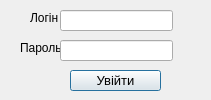
H1kki/Kursik, file loginwindow.ui: the form before one commit.
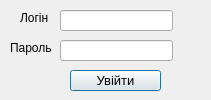
The form after the commit.

```diff
--- a/loginwindow.ui
+++ b/loginwindow.ui
@@ -31,33 +31,33 @@
     <string>Увійти</string>
    </property>
   </widget>
-  <widget class="QLabel" name="login">
-   <property name="geometry">
-    <rect>
-     <x>30</x>
-     <y>10</y>
-     <width>31</width>
-     <height>16</height>
-    </rect>
-   </property>
-   <property name="text">
-    <string>Логін</string>
-   </property>
-  </widget>
-  <widget class="QLabel" name="pass">
+  <widget class="QLabel" name="loginLable">
    <property name="geometry">
     <rect>
      <x>20</x>
-     <y>40</y>
+     <y>10</y>
      <width>41</width>
      <height>16</height>
     </rect>
    </property>
    <property name="text">
+    <string>Логін</string>
+   </property>
+  </widget>
+  <widget class="QLabel" name="passLable">
+   <property name="geometry">
+    <rect>
+     <x>10</x>
+     <y>40</y>
+     <width>51</width>
+     <height>16</height>
+    </rect>
+   </property>
+   <property name="text">
     <string>Пароль</string>
    </property>
   </widget>
-  <widget class="QLineEdit" name="loginText">
+  <widget class="QLineEdit" name="login">
    <property name="geometry">
     <rect>
      <x>60</x>
@@ -67,7 +67,7 @@
     </rect>
    </property>
   </widget>
-  <widget class="QLineEdit" name="loginPass">
+  <widget class="QLineEdit" name="pass">
    <property name="geometry">
     <rect>
      <x>60</x>
@@ -76,6 +76,12 @@
      <height>21</height>
     </rect>
    </property>
+   <property name="inputMethodHints">
+    <set>Qt::ImhHiddenText|Qt::ImhNoAutoUppercase|Qt::ImhNoPredictiveText|Qt::ImhSensitiveData</set>
+   </property>
+   <property name="echoMode">
+    <enum>QLineEdit::Password</enum>
+   </property>
   </widget>
  </widget>
  <resources/>
```
